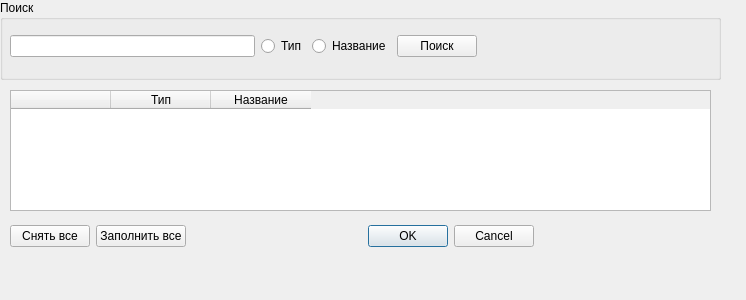
This is MyVer/table.ui in qNickq/QtMessageFilter as Qt 5 draws it before an edit. The edited form follows.
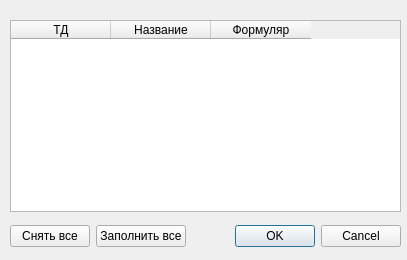
This is the edited form.

The edit to the form file:
```diff
--- a/MyVer/table.ui
+++ b/MyVer/table.ui
@@ -6,79 +6,31 @@
    <rect>
     <x>0</x>
     <y>0</y>
-    <width>746</width>
-    <height>300</height>
+    <width>407</width>
+    <height>260</height>
    </rect>
   </property>
   <property name="windowTitle">
    <string>Dialog</string>
   </property>
-  <widget class="QGroupBox" name="groupBox">
-   <property name="geometry">
-    <rect>
-     <x>0</x>
-     <y>0</y>
-     <width>721</width>
-     <height>80</height>
-    </rect>
-   </property>
-   <property name="title">
-    <string>Поиск</string>
-   </property>
-   <widget class="QWidget" name="layoutWidget">
-    <property name="geometry">
-     <rect>
-      <x>10</x>
-      <y>30</y>
-      <width>467</width>
-      <height>33</height>
-     </rect>
-    </property>
-    <layout class="QHBoxLayout" name="horizontalLayout">
-     <item>
-      <widget class="QLineEdit" name="lineEdit"/>
-     </item>
-     <item>
-      <widget class="QRadioButton" name="radioButton">
-       <property name="text">
-        <string>Тип</string>
-       </property>
-      </widget>
-     </item>
-     <item>
-      <widget class="QRadioButton" name="radioButton_2">
-       <property name="text">
-        <string>Название</string>
-       </property>
-      </widget>
-     </item>
-     <item>
-      <widget class="QPushButton" name="pushButton">
-       <property name="text">
-        <string>Поиск</string>
-       </property>
-      </widget>
-     </item>
-    </layout>
-   </widget>
-  </widget>
   <widget class="QTableWidget" name="tableWidget">
    <property name="geometry">
     <rect>
      <x>10</x>
-     <y>90</y>
-     <width>701</width>
-     <height>121</height>
+     <y>20</y>
+     <width>391</width>
+     <height>192</height>
     </rect>
    </property>
+   <property name="layoutDirection">
+    <enum>Qt::LeftToRight</enum>
+   </property>
+   <property name="autoFillBackground">
+    <bool>false</bool>
+   </property>
    <column>
     <property name="text">
-     <string/>
-    </property>
-   </column>
-   <column>
-    <property name="text">
-     <string>Тип</string>
+     <string>ТД</string>
     </property>
    </column>
    <column>
@@ -86,13 +38,18 @@
      <string>Название</string>
     </property>
    </column>
+   <column>
+    <property name="text">
+     <string>Формуляр</string>
+    </property>
+   </column>
   </widget>
   <widget class="QWidget" name="layoutWidget">
    <property name="geometry">
     <rect>
      <x>10</x>
      <y>220</y>
-     <width>524</width>
+     <width>391</width>
      <height>32</height>
     </rect>
    </property>
```
